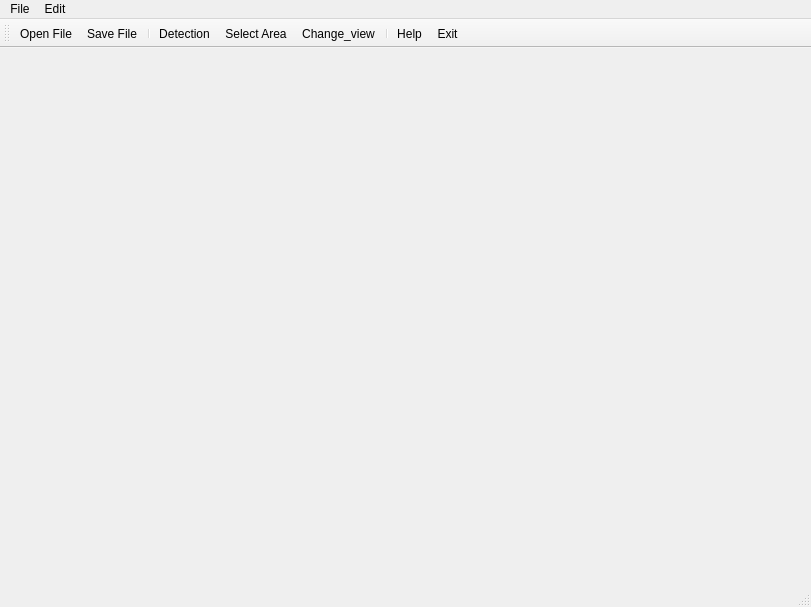
Before: the Qt Designer form mainwindow.ui in Ccas-Recognition/NeuronsRecognition, drawn with Qt 5.
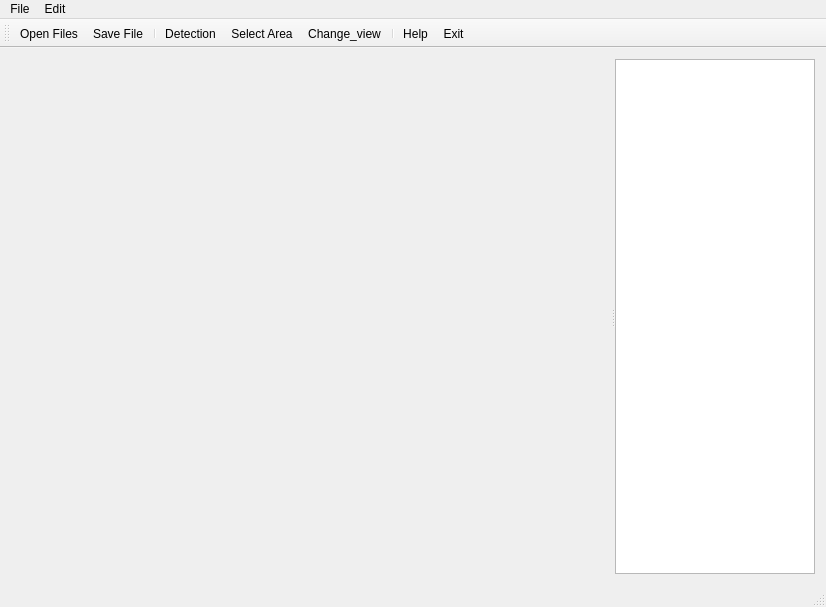
After: the same form once the commit is applied. Icons and pictures are not drawn.

Commit message: Fileselector moved inside window

Patch:
```diff
--- a/mainwindow.ui
+++ b/mainwindow.ui
@@ -13,7 +13,48 @@
   <property name="windowTitle">
    <string>Create Samples</string>
   </property>
-  <widget class="QWidget" name="centralWidget"/>
+  <widget class="QWidget" name="centralWidget">
+   <layout class="QHBoxLayout" name="horizontalLayout">
+    <item>
+     <widget class="QSplitter" name="splitter">
+      <property name="orientation">
+       <enum>Qt::Horizontal</enum>
+      </property>
+      <property name="childrenCollapsible">
+       <bool>false</bool>
+      </property>
+      <widget class="QWidget" name="imageWidget" native="true">
+       <property name="sizePolicy">
+        <sizepolicy hsizetype="Expanding" vsizetype="Expanding">
+         <horstretch>0</horstretch>
+         <verstretch>0</verstretch>
+        </sizepolicy>
+       </property>
+       <property name="minimumSize">
+        <size>
+         <width>600</width>
+         <height>0</height>
+        </size>
+       </property>
+      </widget>
+      <widget class="QListWidget" name="listWidget">
+       <property name="sizePolicy">
+        <sizepolicy hsizetype="Preferred" vsizetype="Expanding">
+         <horstretch>0</horstretch>
+         <verstretch>0</verstretch>
+        </sizepolicy>
+       </property>
+       <property name="minimumSize">
+        <size>
+         <width>200</width>
+         <height>0</height>
+        </size>
+       </property>
+      </widget>
+     </widget>
+    </item>
+   </layout>
+  </widget>
   <widget class="QMenuBar" name="menuBar">
    <property name="geometry">
     <rect>
@@ -67,7 +108,7 @@
      <normaloff>:/new/prefix1/Icons/fileopen.png</normaloff>:/new/prefix1/Icons/fileopen.png</iconset>
    </property>
    <property name="text">
-    <string>Open File</string>
+    <string>Open Files</string>
    </property>
   </action>
   <action name="actionSave_File">
```
Left out of the diff: 21 changed lines with no effect on the pictures. The commit also changes 5 other files.
